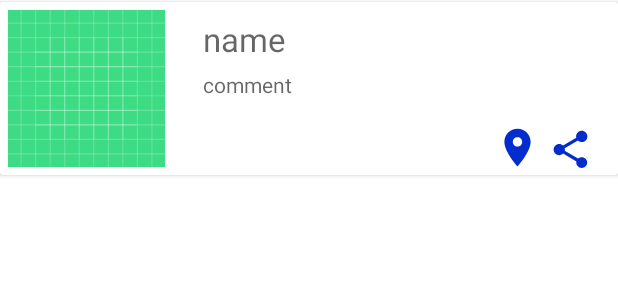
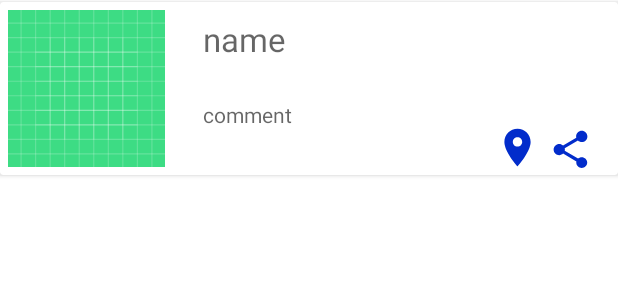
Before and after one commit to Osman0812/Seyahathanem, an Android app: the layout feed_row.xml on its own in the app's theme, with its tools: preview values and no code run, on a phone screen of 412 x 824 dp. Shown: the top 300 px of the screen. Run offline under Robolectric (Android 15) with nearby library versions, the phone set to English and light mode, and no system bars.

```diff
--- a/app/src/main/java/com/example/seyahathanem/fragments/CategoriesFragment.kt
+++ b/app/src/main/java/com/example/seyahathanem/fragments/CategoriesFragment.kt
@@ -62,10 +62,7 @@ class CategoriesFragment : Fragment() {
 
         gridView.adapter = adapter
 
-        if (adapter.count == 0){
-            binding.idGRV.visibility = View.GONE
-            binding.emptyTextView.visibility = View.VISIBLE
-        }
+
 
 
 
--- a/app/src/main/res/layout/feed_row.xml
+++ b/app/src/main/res/layout/feed_row.xml
@@ -28,19 +28,18 @@
         android:textColor="@color/black"
         android:textSize="22sp" />
 
+
     <TextView
         android:id="@+id/commentText"
         android:layout_width="match_parent"
         android:layout_height="wrap_content"
-        android:layout_marginTop="45dp"
         android:layout_marginStart="135dp"
+        android:layout_marginTop="65dp"
         android:layout_marginEnd="25dp"
         android:hint="comment">
 
 
     </TextView>
-
-
 
     <ImageView
         android:id="@+id/locationIcon"
```
